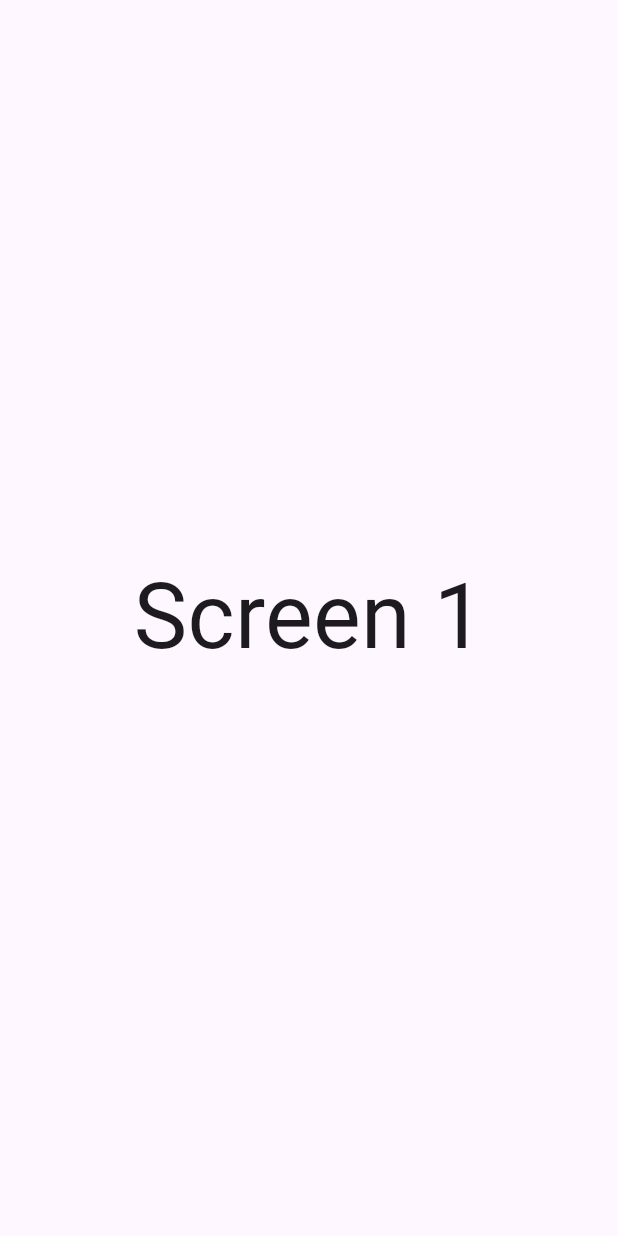
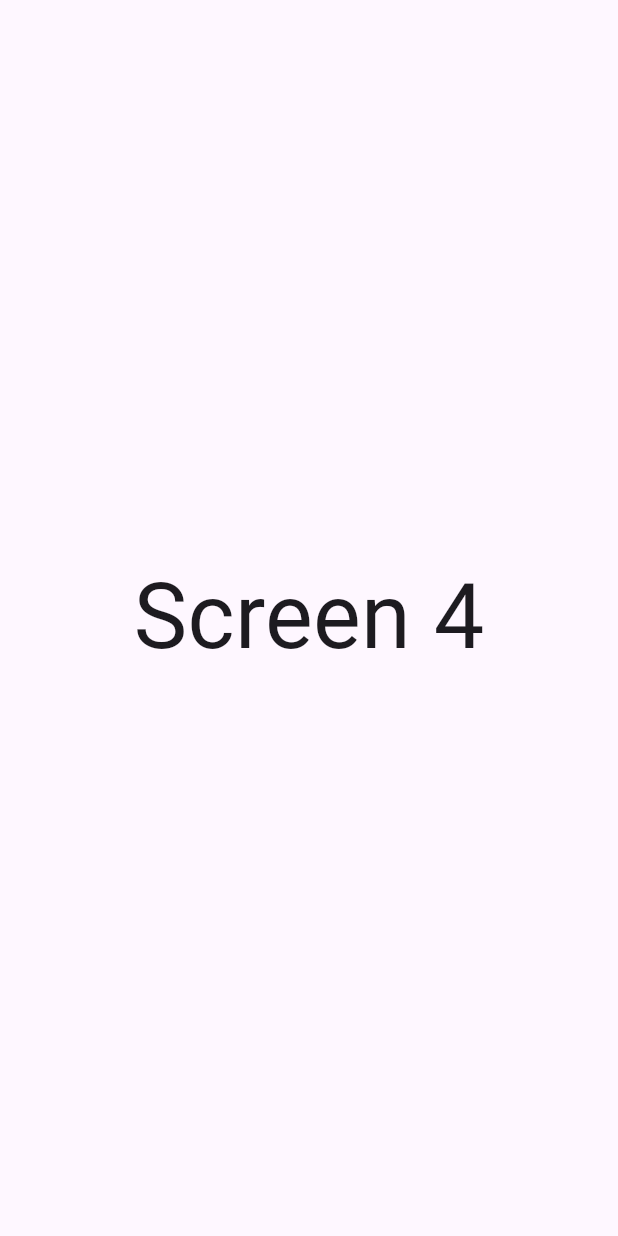
Before and after one commit to 1Shibam/learning_go_router, a Flutter app: the Screen4 screen opened directly, on a phone screen of 412 x 824 dp. Run offline on Flutter 3.47's test engine with Material 3 defaults, Android fonts, the phone set to English and light mode, and no system bars; our stand-ins replace go_router.

Commit message:
minor changes!!

```diff
--- a/lib/screens/screen2.dart
+++ b/lib/screens/screen2.dart
@@ -8,7 +8,7 @@ class Screen2 extends StatelessWidget {
     return const Scaffold(
       body: Center(
         child: Text(
-          'Screen 1',
+          'Screen 2',
           style: TextStyle(fontSize: 60),
         ),
       ),
--- a/lib/screens/screen3.dart
+++ b/lib/screens/screen3.dart
@@ -8,7 +8,7 @@ class Screen3 extends StatelessWidget {
     return const Scaffold(
       body: Center(
         child: Text(
-          'Screen 1',
+          'Screen 3',
           style: TextStyle(fontSize: 60),
         ),
       ),
--- a/lib/screens/screen4.dart
+++ b/lib/screens/screen4.dart
@@ -8,7 +8,7 @@ class Screen4 extends StatelessWidget {
     return const Scaffold(
       body: Center(
         child: Text(
-          'Screen 1',
+          'Screen 4',
           style: TextStyle(fontSize: 60),
         ),
       ),
--- a/lib/screens/screen6.dart
+++ b/lib/screens/screen6.dart
@@ -8,7 +8,7 @@ class Screen6 extends StatelessWidget {
     return const Scaffold(
       body: Center(
         child: Text(
-          'Screen 1',
+          'Screen 6',
           style: TextStyle(fontSize: 60),
         ),
       ),
```
